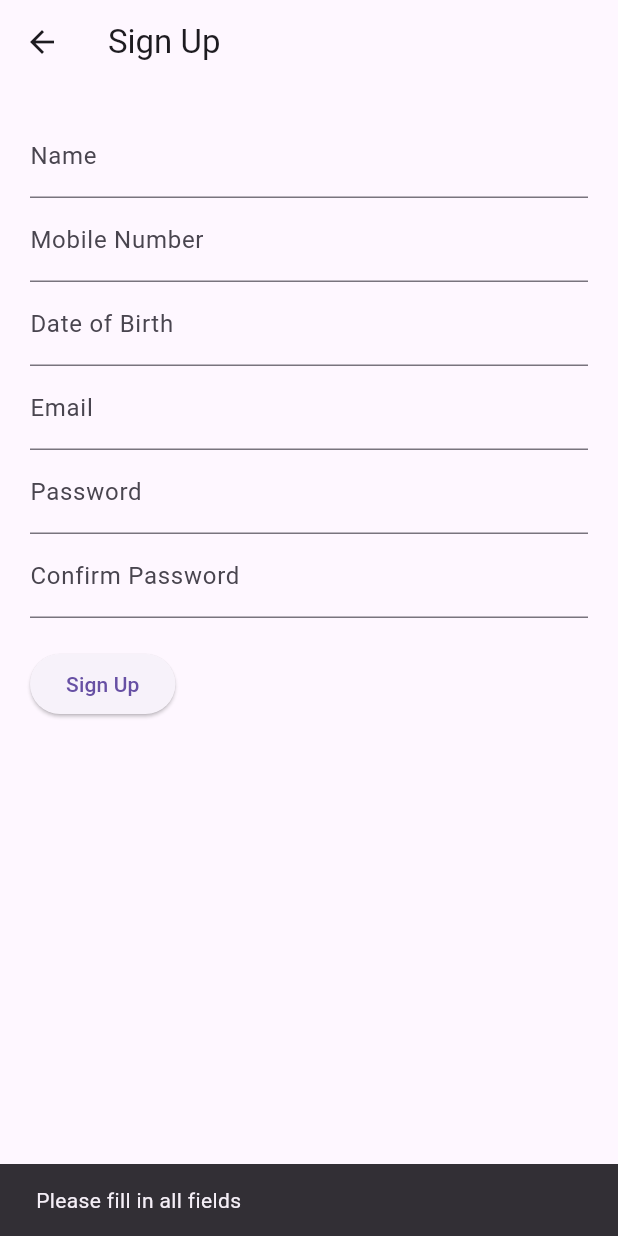
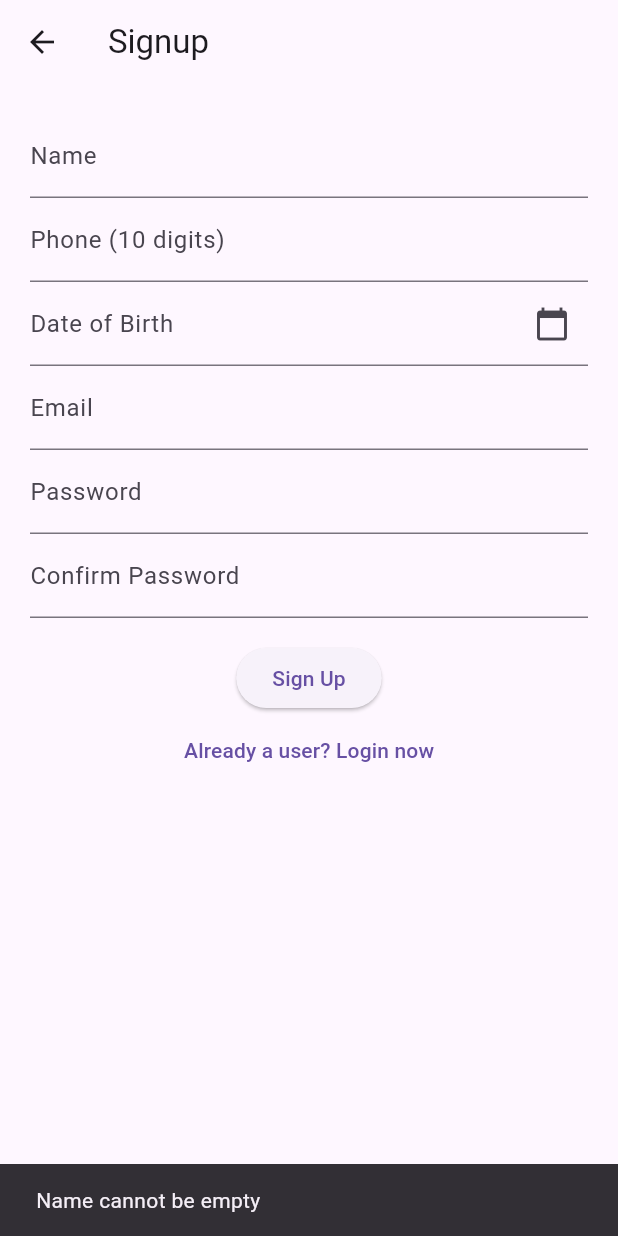
Before and after one commit to KATHIRAVAN08122002/Orphanage-Management-Application, a Flutter app: the SignupScreen screen opened by its route, after a tap on "Sign Up", on a phone screen of 412 x 824 dp. Run offline on Flutter 3.47's test engine with Material 3 defaults, Android fonts, the phone set to English and light mode, and no system bars; our stand-ins replace cloud_firestore, firebase_auth, firebase_core, image_picker; accounts and stored records are empty; network calls fail.

Commit message:
Login, Signup screen, upload screen finished

```diff
--- a/lib/signup_screen.dart
+++ b/lib/signup_screen.dart
@@ -1,7 +1,9 @@
+// Signup Screen with Enhanced Validation and Keyboard Overflow Fix
 import 'package:flutter/material.dart';
 import 'package:firebase_auth/firebase_auth.dart';
 import 'package:cloud_firestore/cloud_firestore.dart';
-import 'login_screen.dart';  // Import the LoginScreen
+import 'package:intl/intl.dart';
+import 'login_screen.dart';
 
 class SignupScreen extends StatefulWidget {
   @override
@@ -9,108 +11,85 @@ class SignupScreen extends StatefulWidget {
 }
 
 class _SignupScreenState extends State<SignupScreen> {
-  final TextEditingController nameController = TextEditingController();
-  final TextEditingController mobileController = TextEditingController();
-  final TextEditingController dobController = TextEditingController();
-  final TextEditingController emailController = TextEditingController();
-  final TextEditingController passwordController = TextEditingController();
-  final TextEditingController confirmPasswordController = TextEditingController();
+  final nameController = TextEditingController();
+  final phoneController = TextEditingController();
+  final emailController = TextEditingController();
+  final passwordController = TextEditingController();
+  final confirmPasswordController = TextEditingController();
+  DateTime? selectedDate;
 
-  // Function to handle user signup
+  void selectDate(BuildContext context) async {
+    final picked = await showDatePicker(
+      context: context,
+      initialDate: DateTime.now(),
+      firstDate: DateTime(1900),
+      lastDate: DateTime.now(),
+    );
+    if (picked != null) setState(() => selectedDate = picked);
+  }
+
+  String? validateInput() {
+    if (nameController.text.trim().isEmpty) return 'Name cannot be empty';
+    if (phoneController.text.length != 10) return 'Phone number must be 10 digits';
+    if (!emailController.text.contains('@')) return 'Invalid email format';
+    if (passwordController.text.length < 6) return 'Password must be at least 6 characters';
+    if (passwordController.text != confirmPasswordController.text) return 'Passwords do not match';
+    if (selectedDate == null) return 'Please select your date of birth';
+    return null;
+  }
+
   void signup(BuildContext context) async {
-    // Validate input fields
-    if (nameController.text.isEmpty ||
-        mobileController.text.isEmpty ||
-        dobController.text.isEmpty ||
-        emailController.text.isEmpty ||
-        passwordController.text.isEmpty ||
-        confirmPasswordController.text.isEmpty) {
-      ScaffoldMessenger.of(context).showSnackBar(
-        SnackBar(content: Text('Please fill in all fields')),
-      );
+    final error = validateInput();
+    if (error != null) {
+      ScaffoldMessenger.of(context).showSnackBar(SnackBar(content: Text(error)));
       return;
     }
-
-    if (passwordController.text != confirmPasswordController.text) {
-      ScaffoldMessenger.of(context).showSnackBar(
-        SnackBar(content: Text('Passwords do not match')),
-      );
-      return;
-    }
-
     try {
-      // Create user in Firebase Authentication
-      UserCredential userCredential = await FirebaseAuth.instance.createUserWithEmailAndPassword(
+      final userCredential = await FirebaseAuth.instance.createUserWithEmailAndPassword(
         email: emailController.text.trim(),
         password: passwordController.text.trim(),
       );
-
-      // Get user ID
-      String userId = userCredential.user!.uid;
-
-      // Store user data in Firestore
-      await FirebaseFirestore.instance.collection('users').doc(userId).set({
+      await FirebaseFirestore.instance.collection('users').doc(userCredential.user!.uid).set({
         'name': nameController.text.trim(),
-        'mobile': mobileController.text.trim(),
-        'dob': dobController.text.trim(),
+        'phone': phoneController.text.trim(),
         'email': emailController.text.trim(),
-        'createdAt': DateTime.now(),
+        'dateOfBirth': DateFormat('yyyy-MM-dd').format(selectedDate!),
       });
-
-      // Navigate to the login page after successful signup
-      Navigator.pushReplacement(
-        context,
-        MaterialPageRoute(builder: (context) => LoginScreen()),  // Navigate to LoginScreen
-      );
+      Navigator.pushReplacement(context, MaterialPageRoute(builder: (context) => LoginScreen()));
     } catch (e) {
-      ScaffoldMessenger.of(context).showSnackBar(
-        SnackBar(content: Text('Error: ${e.toString()}')),
-      );
+      ScaffoldMessenger.of(context).showSnackBar(SnackBar(content: Text('Signup Failed: ${e.toString()}')));
     }
   }
 
   @override
   Widget build(BuildContext context) {
     return Scaffold(
-      appBar: AppBar(title: Text('Sign Up')),
-      body: Padding(
-        padding: EdgeInsets.all(20),
+      appBar: AppBar(title: Text('Signup')),
+      body: SingleChildScrollView(
+        padding: const EdgeInsets.all(20.0),
         child: Column(
-          crossAxisAlignment: CrossAxisAlignment.start,
+          mainAxisSize: MainAxisSize.min,
           children: [
-            TextField(
-              controller: nameController,
-              decoration: InputDecoration(labelText: 'Name'),
+            TextField(controller: nameController, decoration: InputDecoration(labelText: 'Name')),
+            TextField(controller: phoneController, keyboardType: TextInputType.phone, decoration: InputDecoration(labelText: 'Phone (10 digits)')),
+            TextFormField(
+              readOnly: true,
+              controller: TextEditingController(
+                text: selectedDate != null ? DateFormat('yyyy-MM-dd').format(selectedDate!) : '',
+              ),
+              decoration: InputDecoration(
+                labelText: 'Date of Birth',
+                suffixIcon: IconButton(icon: Icon(Icons.calendar_today), onPressed: () => selectDate(context)),
+              ),
             ),
-            TextField(
-              controller: mobileController,
-              decoration: InputDecoration(labelText: 'Mobile Number'),
-              keyboardType: TextInputType.phone,
-            ),
-            TextField(
-              controller: dobController,
-              decoration: InputDecoration(labelText: 'Date of Birth'),
-              keyboardType: TextInputType.datetime,
-            ),
-            TextField(
-              controller: emailController,
-              decoration: InputDecoration(labelText: 'Email'),
-              keyboardType: TextInputType.emailAddress,
-            ),
-            TextField(
-              controller: passwordController,
-              decoration: InputDecoration(labelText: 'Password'),
-              obscureText: true,
-            ),
-            TextField(
-              controller: confirmPasswordController,
-              decoration: InputDecoration(labelText: 'Confirm Password'),
-              obscureText: true,
-            ),
-            SizedBox(height: 20),
-            ElevatedButton(
-              onPressed: () => signup(context),
-              child: Text('Sign Up'),
+            TextField(controller: emailController, decoration: InputDecoration(labelText: 'Email')),
+            TextField(controller: passwordController, decoration: InputDecoration(labelText: 'Password'), obscureText: true),
+            TextField(controller: confirmPasswordController, decoration: InputDecoration(labelText: 'Confirm Password'), obscureText: true),
+            SizedBox(height: 16),
+            ElevatedButton(onPressed: () => signup(context), child: Text('Sign Up')),
+            TextButton(
+              onPressed: () => Navigator.push(context, MaterialPageRoute(builder: (context) => LoginScreen())),
+              child: Text('Already a user? Login now'),
             ),
           ],
         ),
--- a/pubspec.yaml
+++ b/pubspec.yaml
@@ -30,6 +30,7 @@ environment:
 dependencies:
   flutter:
     sdk: flutter
+  intl: ^0.18.1
 
 
   # The following adds the Cupertino Icons font to your application.
@@ -39,6 +40,11 @@ dependencies:
   cloud_firestore: ^5.6.1
   firebase_auth: ^5.4.0
   google_maps_flutter: ^2.10.0
+  firebase_storage: ^12.4.2
+  image_picker: ^1.1.2
+  cloudinary_flutter: ^1.0.0
+  cloudinary_url_gen: ^1.0.0
+  http: ^1.3.0
 
 dev_dependencies:
   flutter_test:
```
Also changed, not shown: lib/home_screen.dart (+109 -106 lines), lib/login_screen.dart (+29 -28 lines), lib/main.dart (+6 -2 lines), lib/upload_screen.dart (added, +124 -0 lines), pubspec.lock, 9 other files.
